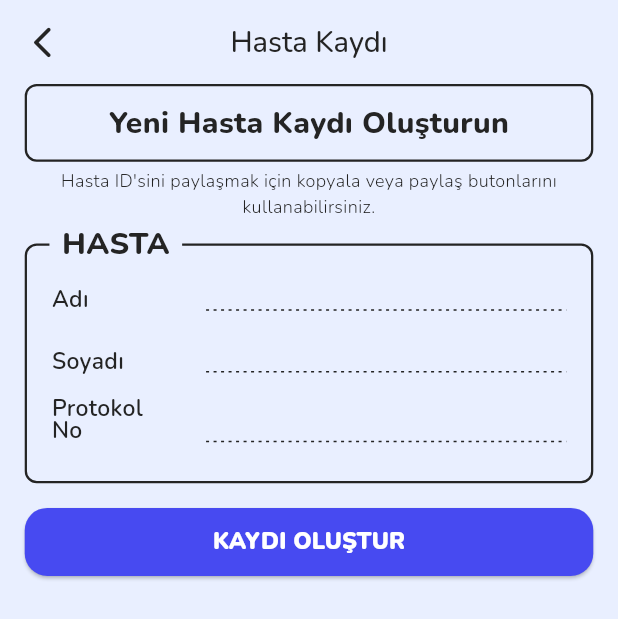
After one commit to kdagdeviren/HIP-Android, a Flutter app: the PatientAddPage screen opened by its route, on a phone screen of 412 x 824 dp. The commit adds this screen. Shown: the top 619 px of the screen. Run offline on Flutter 3.47's test engine with Material 3 defaults, Android fonts, the phone set to English and light mode, and no system bars; drawn by our look-alikes of dotted_border; our stand-ins replace cloud_firestore, firebase_auth, firebase_core, logger, responsive_sizer; missing offline and left inert: smart_popup; accounts and stored records are empty; network calls fail.

Commit message:
Patient Add Page

```diff
--- /dev/null
+++ b/lib/core/constants/box_decorations.dart
@@ -0,0 +1,7 @@
+import 'package:flutter/material.dart';
+import 'package:flutter_medical_data_app/core/theme/theme_color.dart';
+
+Decoration borderDecoration = BoxDecoration(
+  border: Border.all(color: AppColors.text, width: 1.5),
+  borderRadius: BorderRadius.circular(8),
+);
--- a/lib/core/constants/paddings.dart
+++ b/lib/core/constants/paddings.dart
@@ -1,7 +1,9 @@
 import 'package:flutter/material.dart';
 import 'package:responsive_sizer/responsive_sizer.dart';
 
-EdgeInsetsDirectional mainPadding = EdgeInsetsDirectional.symmetric(
-  horizontal: 3.w,
-  vertical: 2.h,
+EdgeInsets mainPadding = EdgeInsets.only(
+  top: 0,
+  left: 4.w,
+  right: 4.w,
+  bottom: 2.h,
 );
--- a/lib/features/home/presentation/pages/home_page.dart
+++ b/lib/features/home/presentation/pages/home_page.dart
@@ -26,7 +26,9 @@ class MainPage extends StatelessWidget {
               title: "Yeni bir hasta kaydı oluşturun",
               buttonName: "KAYIT AÇ",
               image: "assets/images/new_patient.png",
-              buttonPressed: () {},
+              buttonPressed: () {
+                NavigationService.instance.navigateTo('/patient-add');
+              },
             ),
             SizedBox(height: 1.h),
             CustomCardWithImage(
--- a/lib/features/patient/data/models/patient_model.dart
+++ b/lib/features/patient/data/models/patient_model.dart
@@ -8,11 +8,12 @@ import 'categories/biochemistry/biochemistry.dart';
 import 'categories/radiology/radiology.dart';
 
 class Patient {
-  final String id;
   final String firstName;
   final String lastName;
   final String protocolNo;
   final String mainDoctorId;
+  final DateTime? createdAt;
+  final DateTime? updatedAt;
 
   final Pathology? pathology;
   final Oncology? oncology;
@@ -23,11 +24,12 @@ class Patient {
   final PET? pet;
 
   Patient({
-    required this.id,
     required this.firstName,
     required this.lastName,
     required this.protocolNo,
     required this.mainDoctorId,
+    this.createdAt,
+    this.updatedAt,
     this.pathology,
     this.oncology,
     this.demography,
@@ -39,7 +41,6 @@ class Patient {
 
   Map<String, dynamic> toMap() {
     return {
-      'id': id,
       'firstName': firstName,
       'lastName': lastName,
       'protocolNo': protocolNo,
@@ -49,16 +50,23 @@ class Patient {
       'comorbidity': comorbidity?.toMap(),
       'biochemistry': biochemistry?.toMap(),
       'radiology': radiology?.toMap(),
+      'createdAt': createdAt?.toIso8601String(),
+      'updatedAt': updatedAt?.toIso8601String(),
     };
   }
 
   factory Patient.fromMap(Map<String, dynamic> map) {
     return Patient(
-      id: map['id'],
       firstName: map['firstName'],
       lastName: map['lastName'],
       protocolNo: map['protocolNo'],
       mainDoctorId: map['mainDoctorId'],
+      createdAt: map['createdAt'] != null
+          ? DateTime.parse(map['createdAt'])
+          : null,
+      updatedAt: map['updatedAt'] != null
+          ? DateTime.parse(map['updatedAt'])
+          : null,
       pathology: map['pathology'] != null
           ? Pathology.fromMap(Map<String, dynamic>.from(map['pathology']))
           : null,
--- /dev/null
+++ b/lib/features/patient/presentation/view/patient_add_page.dart
@@ -0,0 +1,86 @@
+import 'package:flutter/material.dart';
+import 'package:flutter_medical_data_app/core/constants/paddings.dart';
+import 'package:flutter_medical_data_app/core/theme/text_theme.dart';
+import 'package:flutter_medical_data_app/core/theme/theme_color.dart';
+import 'package:flutter_medical_data_app/features/patient/presentation/viewmodels/patient_add_viewmodel.dart';
+import 'package:flutter_medical_data_app/features/patient/presentation/viewmodels/patient_view_model.dart';
+import 'package:flutter_medical_data_app/features/patient/presentation/widgets/information_box.dart';
+import 'package:flutter_medical_data_app/features/patient/presentation/widgets/page_information_box.dart';
+import 'package:flutter_medical_data_app/features/patient/presentation/widgets/patient_app_bar.dart';
+import 'package:flutter_medical_data_app/features/patient/presentation/widgets/text_field_list_tile.dart';
+import 'package:flutter_medical_data_app/shared/widgets/main_button.dart';
+import 'package:provider/provider.dart';
+import 'package:responsive_sizer/responsive_sizer.dart';
+
+class PatientAddPage extends StatelessWidget {
+  const PatientAddPage({super.key});
+
+  @override
+  Widget build(BuildContext context) {
+    final nameController = TextEditingController();
+    final surnameController = TextEditingController();
+    final protocolNumber = TextEditingController();
+    return ChangeNotifierProvider(
+      create: (_) => PatientAddViewmodel(context.read<PatientViewModel>()),
+      child: Scaffold(
+        appBar: PatientAppBar(title: "Hasta Kaydı"),
+        body: Padding(
+          padding: mainPadding,
+          child: Column(
+            mainAxisAlignment: MainAxisAlignment.start,
+            mainAxisSize: MainAxisSize.max,
+            children: [
+              PageInformationBox(title: "Yeni Hasta Kaydı Oluşturun"),
+              SizedBox(height: 0.5.h),
+              Text(
+                "Hasta ID'sini paylaşmak için kopyala veya paylaş butonlarını kullanabilirsiniz.",
+                textAlign: TextAlign.center,
+                style: AppTextStyles.nunitoLight15.copyWith(
+                  color: AppColors.text,
+                ),
+              ),
+              SizedBox(height: 2.h),
+              Consumer<PatientAddViewmodel>(
+                builder: (context, viewModel, _) {
+                  return Column(
+                    children: [
+                      InformationBox(
+                        title: "HASTA",
+                        buttons: false,
+                        textFieldListTiles: [
+                          TextFieldListTile(
+                            title: "Adı",
+                            controller: nameController,
+                          ),
+                          TextFieldListTile(
+                            title: "Soyadı",
+                            controller: surnameController,
+                          ),
+                          TextFieldListTile(
+                            title: "Protokol\nNo",
+                            controller: protocolNumber,
+                          ),
+                        ],
+                      ),
+                      SizedBox(height: 2.h),
+                      SecondButton(
+                        buttonText: "KAYDI OLUŞTUR",
+                        onPressed: () => viewModel.addPatient(
+                          context: context,
+                          name: nameController.text.trim(),
+                          surname: surnameController.text.trim(),
+                          protocolNo: protocolNumber.text.trim(),
+                        ),
+                        height: 5.5.h,
+                      ),
+                    ],
+                  );
+                },
+              ),
+            ],
+          ),
+        ),
+      ),
+    );
+  }
+}
--- /dev/null
+++ b/lib/features/patient/presentation/widgets/information_box.dart
@@ -0,0 +1,139 @@
+import 'package:flutter/material.dart';
+import 'package:flutter_medical_data_app/core/constants/box_decorations.dart';
+import 'package:flutter_medical_data_app/core/theme/text_theme.dart';
+import 'package:flutter_medical_data_app/core/theme/theme_color.dart';
+import 'package:flutter_medical_data_app/features/patient/presentation/widgets/fixed_list_tile.dart';
+import 'package:flutter_medical_data_app/features/patient/presentation/widgets/text_field_list_tile.dart';
+import 'package:responsive_sizer/responsive_sizer.dart';
+
+class InformationBox extends StatelessWidget {
+  const InformationBox({
+    super.key,
+    required this.title,
+    required this.buttons,
+    this.fixedListTiles,
+    this.textFieldListTiles,
+    this.buttonWidget,
+  });
+
+  final String title;
+  final bool buttons;
+  final List<FixedListTile>? fixedListTiles;
+  final List<TextFieldListTile>? textFieldListTiles;
+  final Widget? buttonWidget;
+
+  @override
+  Widget build(BuildContext context) {
+    return Stack(
+      clipBehavior: Clip.none,
+      children: [
+        Container(
+          width: double.infinity,
+          padding: EdgeInsets.symmetric(horizontal: 4.w, vertical: 1.2.h),
+          decoration: borderDecoration,
+          child: Column(
+            children: [
+              SizedBox(height: 1.h),
+              fixedListTiles != null
+                  ? Column(
+                      children: fixedListTiles!
+                          .map(
+                            (e) => Padding(
+                              padding: EdgeInsets.only(bottom: 2.h),
+                              child: e,
+                            ),
+                          )
+                          .toList(),
+                    )
+                  : SizedBox.shrink(),
+              textFieldListTiles != null
+                  ? Column(
+                      children: textFieldListTiles!
+                          .map(
+                            (e) => Padding(
+                              padding: EdgeInsets.only(bottom: 2.h),
+                              child: e,
+                            ),
+                          )
+                          .toList(),
+                    )
+                  : SizedBox.shrink(),
+              if (buttonWidget != null) SizedBox(height: 1.5.h),
+              buttonWidget ?? SizedBox.shrink(),
+            ],
+          ),
+        ),
+        Positioned(
+          top: -1.8.h,
+          left: 0,
+          right: 0,
+          child: Padding(
+            padding: EdgeInsets.symmetric(horizontal: 4.w),
+            child: Row(
+              mainAxisAlignment: MainAxisAlignment.spaceBetween,
+              children: [
+                Container(
+                  height: 3.6.h,
+                  color: AppColors.background,
+                  padding: EdgeInsets.symmetric(horizontal: 2.w),
+                  child: FittedBox(
+                    child: Text(
+                      title,
+                      style: AppTextStyles.nunitoBold25.copyWith(
+                        color: AppColors.text,
+                        fontWeight: FontWeight.w800,
+                      ),
+                    ),
+                  ),
+                ),
+                if (buttons)
+                  SizedBox(
+                    height: 3.6.h,
+                    child: Row(
+                      children: [
+                        Container(
+                          padding: EdgeInsets.symmetric(horizontal: 1.w),
+                          color: AppColors.background,
+                          height: 3.6.h,
+                          child: Material(
+                            color: Colors.transparent,
+                            child: InkWell(
+                              borderRadius: BorderRadius.circular(3),
+                              onTap: () {},
+                              child: Icon(
+                                Icons.copy,
+                                size: 2.5.h,
+                                color: AppColors.text,
+                              ),
+                            ),
+                          ),
+                        ),
+                        SizedBox(width: 3.w),
+                        Container(
+                          padding: EdgeInsets.symmetric(horizontal: 1.w),
+                          color: AppColors.background,
+                          height: 3.6.h,
+                          child: Material(
+                            color: Colors.transparent,
+                            child: InkWell(
+                              borderRadius: BorderRadius.circular(3),
+                              onTap: () {},
+                              child: Icon(
+                                Icons.share,
+                                size: 2.5.h,
+                                color: AppColors.text,
+                              ),
+                            ),
+                          ),
+                        ),
+                      ],
+                    ),
+                  ),
+              ],
+            ),
+          ),
+        ),
+      ],
+    );
+  }
+}
--- /dev/null
+++ b/lib/features/patient/presentation/widgets/page_information_box.dart
@@ -0,0 +1,29 @@
+import 'package:flutter/material.dart';
+import 'package:flutter_medical_data_app/core/constants/box_decorations.dart';
+import 'package:flutter_medical_data_app/core/theme/text_theme.dart';
+import 'package:flutter_medical_data_app/core/theme/theme_color.dart';
+import 'package:responsive_sizer/responsive_sizer.dart';
+
+class PageInformationBox extends StatelessWidget {
+  const PageInformationBox({super.key, required this.title});
+
+  final String title;
+
+  @override
+  Widget build(BuildContext context) {
+    return Container(
+      width: double.infinity,
+      padding: EdgeInsets.symmetric(horizontal: 4.w, vertical: 1.2.h),
+      decoration: borderDecoration,
+      child: Center(
+        child: Text(
+          title,
+          style: AppTextStyles.nunitoBold25.copyWith(
+            color: AppColors.text,
+            fontWeight: FontWeight.w800,
+          ),
+        ),
+      ),
+    );
+  }
+}
--- /dev/null
+++ b/lib/features/patient/presentation/widgets/patient_app_bar.dart
@@ -0,0 +1,60 @@
+import 'package:flutter/material.dart';
+import 'package:flutter_medical_data_app/core/services/navigation_service.dart';
+import 'package:flutter_medical_data_app/core/theme/text_theme.dart';
+import 'package:flutter_medical_data_app/core/theme/theme_color.dart';
+import 'package:responsive_sizer/responsive_sizer.dart';
+
+class PatientAppBar extends StatelessWidget implements PreferredSizeWidget {
+  const PatientAppBar({super.key, required this.title});
+
+  final String title;
+
+  @override
+  Widget build(BuildContext context) {
+    return AppBar(
+      automaticallyImplyLeading: false,
+      title: Stack(
+        children: [
+          Positioned(
+            top: 0,
+            bottom: 0,
+            left: 0,
+            right: 0,
+            child: Center(
+              child: Text(
+                title,
+                style: AppTextStyles.nunitoMedium20.copyWith(fontSize: 18.sp),
+              ),
+            ),
+          ),
+          Align(
+            alignment: Alignment.centerLeft,
+            child: SizedBox(
+              width: 10.w,
+              child: Material(
+                color: Colors.transparent,
+                child: InkWell(
+                  borderRadius: BorderRadius.circular(5),
+                  onTap: () {
+                    NavigationService.instance.goBack();
+                  },
+                  child: Align(
+                    alignment: Alignment.centerLeft,
+                    child: Icon(
+                      Icons.arrow_back_ios_new_rounded,
+                      size: 3.h,
+                      color: AppColors.text,
+                    ),
+                  ),
+                ),
+              ),
+            ),
+          ),
+        ],
+      ),
+    );
+  }
+
+  @override
+  Size get preferredSize => const Size.fromHeight(kToolbarHeight);
+}
--- /dev/null
+++ b/lib/features/patient/presentation/widgets/text_field_list_tile.dart
@@ -0,0 +1,61 @@
+import 'package:dotted_border/dotted_border.dart';
+import 'package:flutter/material.dart';
+import 'package:flutter_medical_data_app/core/theme/text_theme.dart';
+import 'package:flutter_medical_data_app/core/theme/theme_color.dart';
+import 'package:responsive_sizer/responsive_sizer.dart';
+
+class TextFieldListTile extends StatelessWidget {
+  const TextFieldListTile({
+    super.key,
+    required this.title,
+    required this.controller,
+  });
+
+  final String title;
+  final TextEditingController controller;
+
+  @override
+  Widget build(BuildContext context) {
+    return Row(
+      mainAxisAlignment: MainAxisAlignment.spaceBetween,
+      crossAxisAlignment: CrossAxisAlignment.end,
+      children: [
+        Expanded(
+          flex: 30,
+          child: Text(
+            title,
+
+            style: AppTextStyles.nunitoSemiBold20.copyWith(
+              fontSize: 16.sp,
+              height: 1,
+            ),
+          ),
+        ),
+        Expanded(
+          flex: 70,
+          child: DottedBorder(
+            options: CustomPathDottedBorderOptions(
+              padding: EdgeInsets.only(bottom: 0.2.h),
+              color: AppColors.text,
+              strokeWidth: 1,
+              dashPattern: [2, 3],
+              customPath: (size) => Path()
+                ..moveTo(0, size.height)
+                ..relativeLineTo(size.width, 0),
+            ),
+            child: TextField(
+              controller: controller,
+              textAlign: TextAlign.right,
+              style: AppTextStyles.nunitoMedium20.copyWith(fontSize: 16.sp),
+              decoration: InputDecoration(
+                border: InputBorder.none,
+                contentPadding: EdgeInsets.zero,
+                isDense: true,
+              ),
+            ),
+          ),
+        ),
+      ],
+    );
+  }
+}
--- a/pubspec.yaml
+++ b/pubspec.yaml
@@ -23,6 +23,7 @@ dependencies:
   firebase_core: ^4.1.1
   firebase_auth: ^6.1.0
   cloud_firestore: ^6.0.2
+  dotted_border: ^3.1.0
 
 dev_dependencies:
   flutter_test:
```
Also changed, not shown: lib/core/constants/providers.dart (added, +23 -0 lines), lib/features/patient/data/datasources/patient_remote_data_source.dart (+44 -5 lines), lib/features/patient/data/repositories/patient_repository.dart (+6 -3 lines), lib/features/patient/presentation/view/patient_all_list_page.dart (added, +58 -0 lines), lib/features/patient/presentation/viewmodels/patient_add_viewmodel.dart (added, +70 -0 lines), lib/features/patient/presentation/viewmodels/patient_view_model.dart (+7 -6 lines), lib/features/patient/presentation/widgets/fixed_list_tile.dart (added, +27 -0 lines), lib/main.dart (+11 -12 lines), lib/firebase_options.dart, pubspec.lock, 1 other file.
